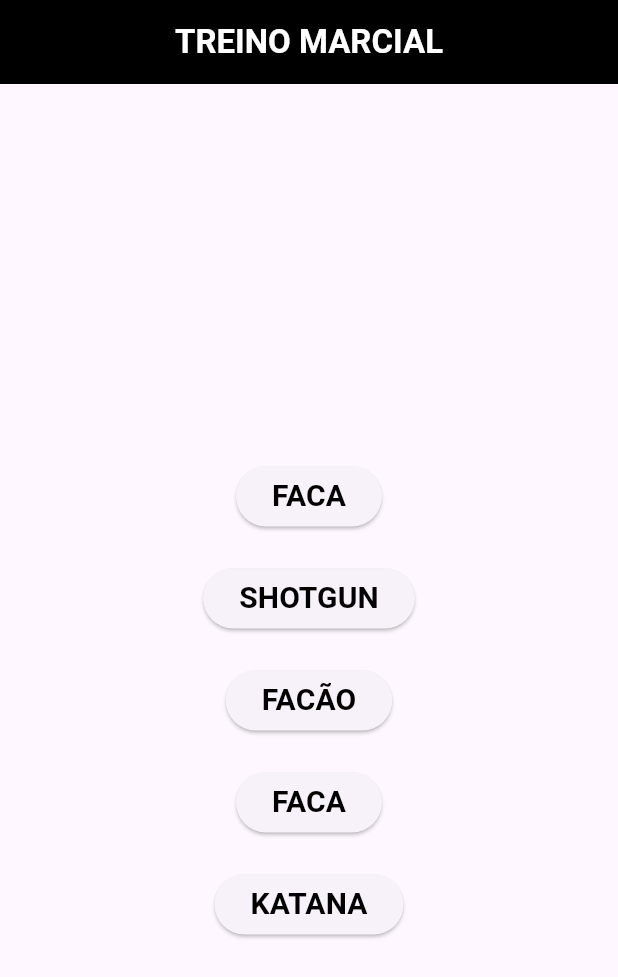
After one commit to StephanMorais/treino_stephan, a Flutter app: the selecao screen opened directly, on a phone screen of 412 x 824 dp. The commit adds this screen. Shown: the top 977 px of the screen. Run offline on Flutter 3.47's test engine with Material 3 defaults, Android fonts, the phone set to English and light mode, and no system bars.

Commit message:
adição de pagina de seleção de exercicio

```diff
--- a/lib/katana.dart
+++ b/lib/katana.dart
@@ -1,6 +1,5 @@
 import 'package:flutter/material.dart';
 import 'dart:async';
-import 'main.dart';
 
 void main() {
   runApp(MyApp());
@@ -23,22 +22,6 @@ class MyApp extends StatelessWidget {
         visualDensity: VisualDensity.adaptivePlatformDensity,
       ),
       home: ExercisekatanaPage(),
-    );
-  }
-}
-
-class Home extends StatelessWidget {
-  @override
-  Widget build(BuildContext context) {
-    return MaterialApp(
-      title: 'Redirecionamento home',
-      theme: ThemeData(
-        primarySwatch: Colors.blue,
-      ),
-      routes: {
-        'main.dart': (context) => HomePage(),
-      },
-      home: HomePage(),
     );
   }
 }
--- /dev/null
+++ b/lib/selecao.dart
@@ -0,0 +1,130 @@
+import 'package:flutter/material.dart';
+import '12.dart';
+import 'katana.dart';
+import 'dao.dart';
+import 'faca.dart';
+import 'espadalonga.dart';
+
+void main() {
+  runApp(MyApp());
+}
+
+class MyApp extends StatelessWidget {
+  @override
+  Widget build(BuildContext context) {
+    return MaterialApp(
+      title: 'Redirecionamento de Páginas Externas',
+      theme: ThemeData(
+        primarySwatch: Colors.blue,
+      ),
+      routes: {
+        '12.dart': (context) => Exercise12Page(),
+        'katana.dart': (context) => ExercisekatanaPage(),
+        'dao.dart': (context) => ExercisedaoPage(),
+        'faca.dart': (context) => ExercisefacaPage(),
+        'espadalonga.dart': (context) => ExerciseespadaPage(),
+      },
+      home: selecao(),
+    );
+  }
+}
+
+class selecao extends StatelessWidget {
+  @override
+  Widget build(BuildContext context) {
+    String dayMessage = '';
+
+    return Scaffold(
+      appBar: AppBar(
+        backgroundColor: Colors.black,
+        title: const Text(
+          'TREINO MARCIAL',
+          style: TextStyle(
+            fontWeight: FontWeight.bold,
+            color: Colors.white,
+          ),
+        ),
+        centerTitle: true,
+      ),
+      body: Center(
+        child: Column(
+          mainAxisAlignment: MainAxisAlignment.center,
+          children: <Widget>[
+            Text(
+              '$dayMessage',
+              style: const TextStyle(
+                fontSize: 24,
+                fontWeight: FontWeight.bold,
+              ),
+            ),
+            const SizedBox(height: 20),
+            ElevatedButton(
+              onPressed: () {
+                Navigator.pushReplacementNamed(context, 'espadalonga.dart');
+              },
+              child: const Text(
+                'FACA',
+                style: TextStyle(
+                    fontSize: 20,
+                    fontWeight: FontWeight.bold,
+                    color: Color.fromARGB(255, 0, 0, 0)),
+              ),
+            ),
+            const SizedBox(height: 20),
+            ElevatedButton(
+              onPressed: () {
+                Navigator.pushReplacementNamed(context, '12.dart');
+              },
+              child: const Text(
+                'SHOTGUN',
+                style: TextStyle(
+                    fontSize: 20,
+                    fontWeight: FontWeight.bold,
+                    color: Color.fromARGB(255, 0, 0, 0)),
+              ),
+            ),
+            const SizedBox(height: 20),
+            ElevatedButton(
+              onPressed: () {
+                Navigator.pushReplacementNamed(context, 'dao.dart');
+              },
+              child: const Text(
+                'FACÃO',
+                style: TextStyle(
+                    fontSize: 20,
+                    fontWeight: FontWeight.bold,
+                    color: Color.fromARGB(255, 0, 0, 0)),
+              ),
+            ),
+            const SizedBox(height: 20),
+            ElevatedButton(
+              onPressed: () {
+                Navigator.pushReplacementNamed(context, 'faca.dart');
+              },
+              child: const Text(
+                'FACA',
+                style: TextStyle(
+                    fontSize: 20,
+                    fontWeight: FontWeight.bold,
+                    color: Color.fromARGB(255, 0, 0, 0)),
+              ),
+            ),
+            const SizedBox(height: 20),
+            ElevatedButton(
+              onPressed: () {
+                Navigator.pushReplacementNamed(context, 'katana.dart');
+              },
+              child: const Text(
+                'KATANA',
+                style: TextStyle(
+                    fontSize: 20,
+                    fontWeight: FontWeight.bold,
+                    color: Color.fromARGB(255, 0, 0, 0)),
+              ),
+            )
+          ],
+        ),
+      ),
+    );
+  }
+}
```
Also changed, not shown: lib/treinoDiario.dart (added, +127 -0 lines), pubspec.lock, 7 other files.
